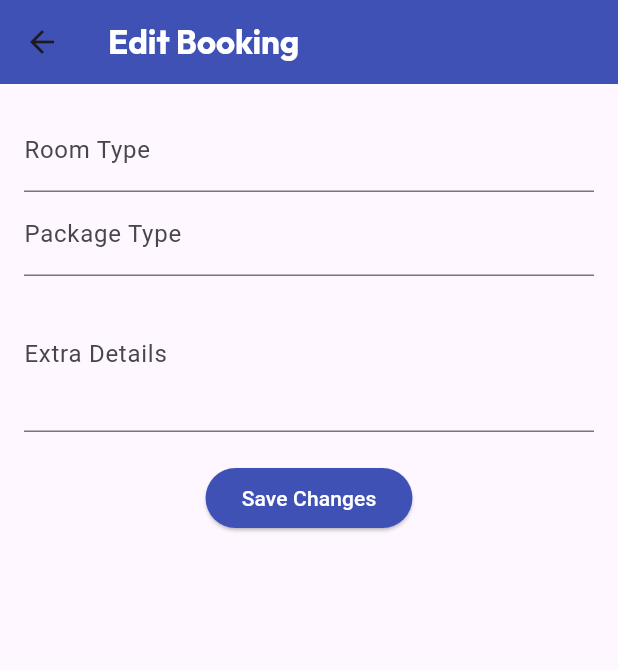
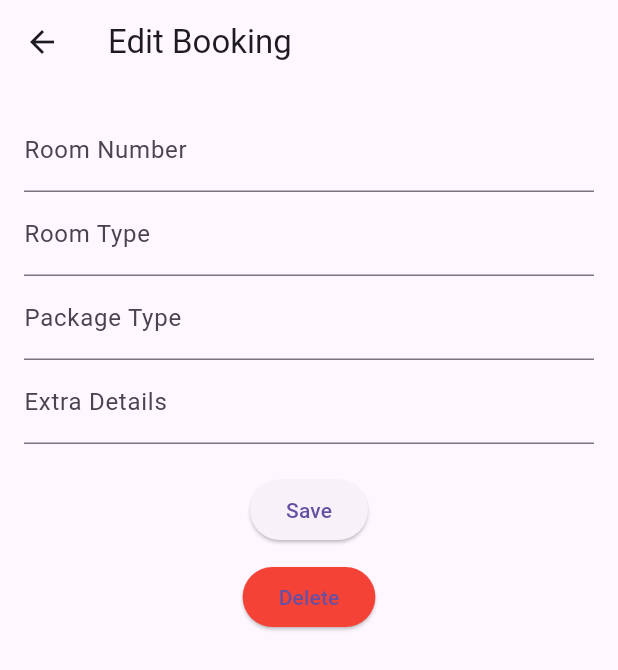
Before and after one commit to Esandu-Meth-Obadaarachchi/odon_booking_flutter_app, a Flutter app: the EditBookingScreen screen opened directly with empty values, on a phone screen of 412 x 824 dp. Shown: the top 670 px of the screen. Run offline on Flutter 3.47's test engine with Material 3 defaults, Android fonts, the phone set to English and light mode, and no system bars; our stand-ins replace table_calendar.

Commit message:
all done until saving bookings to database

```diff
--- a/lib/edit_booking_screen.dart
+++ b/lib/edit_booking_screen.dart
@@ -1,83 +1,80 @@
-// lib/edit_booking_screen.dart
+import 'package:flutter/material.dart';
+import 'api_service.dart';
 
-import 'package:flutter/material.dart';
-
-class EditBookingScreen extends StatefulWidget {
+class EditBookingScreen extends StatelessWidget {
   final Map<String, String> booking;
   final DateTime selectedDay;
+  final ApiService _apiService = ApiService();
 
   EditBookingScreen({required this.booking, required this.selectedDay});
 
   @override
-  _EditBookingScreenState createState() => _EditBookingScreenState();
-}
+  Widget build(BuildContext context) {
+    TextEditingController roomNumberController = TextEditingController(text: booking['roomNumber']);
+    TextEditingController roomTypeController = TextEditingController(text: booking['roomType']);
+    TextEditingController packageTypeController = TextEditingController(text: booking['packageType']);
+    TextEditingController extraDetailsController = TextEditingController(text: booking['extraDetails']);
 
-class _EditBookingScreenState extends State<EditBookingScreen> {
-  late TextEditingController _roomTypeController;
-  late TextEditingController _packageTypeController;
-  late TextEditingController _extraDetailsController;
-
-  @override
-  void initState() {
-    super.initState();
-    _roomTypeController = TextEditingController(text: widget.booking['roomType']);
-    _packageTypeController = TextEditingController(text: widget.booking['packageType']);
-    _extraDetailsController = TextEditingController(text: widget.booking['extraDetails']);
-  }
-
-  @override
-  void dispose() {
-    _roomTypeController.dispose();
-    _packageTypeController.dispose();
-    _extraDetailsController.dispose();
-    super.dispose();
-  }
-
-  void _saveChanges() {
-    // Save changes logic goes here
-    // For now, we'll just pop the screen
-    Navigator.pop(context);
-  }
-
-  @override
-  Widget build(BuildContext context) {
     return Scaffold(
       appBar: AppBar(
-        title: Text(
-          'Edit Booking',
-          style: TextStyle(
-            color: Colors.white,
-            fontFamily: 'outfit',
-            fontWeight: FontWeight.bold,
-          ),
-        ),
-        backgroundColor: Colors.indigo,
+        title: Text('Edit Booking'),
       ),
       body: Padding(
         padding: const EdgeInsets.all(16.0),
         child: Column(
           children: [
             TextField(
-              controller: _roomTypeController,
+              controller: roomNumberController,
+              decoration: InputDecoration(labelText: 'Room Number'),
+            ),
+            TextField(
+              controller: roomTypeController,
               decoration: InputDecoration(labelText: 'Room Type'),
             ),
             TextField(
-              controller: _packageTypeController,
+              controller: packageTypeController,
               decoration: InputDecoration(labelText: 'Package Type'),
             ),
             TextField(
-              controller: _extraDetailsController,
+              controller: extraDetailsController,
               decoration: InputDecoration(labelText: 'Extra Details'),
-              maxLines: 3,
             ),
             const SizedBox(height: 20),
             ElevatedButton(
-              onPressed: _saveChanges,
-              child: Text('Save Changes'),
-              style: ElevatedButton.styleFrom(
-                foregroundColor: Colors.white,
-                backgroundColor: Colors.indigo,
-              ),
+              onPressed: () async {
+                final updatedBooking = {
+                  'roomNumber': roomNumberController.text,
+                  'roomType': roomTypeController.text,
+                  'packageType': packageTypeController.text,
+                  'extraDetails': extraDetailsController.text,
+                  'date': selectedDay.toIso8601String(),
+                };
+
+                try {
+                  await _apiService.updateBooking(booking['_id']!, updatedBooking);
+                  Navigator.pop(context, true);  // Indicate that an update occurred
+                } catch (e) {
+                  ScaffoldMessenger.of(context).showSnackBar(
+                    SnackBar(content: Text('Failed to update booking: $e')),
+                  );
+                }
+              },
+              child: Text('Save'),
+            ),
+            const SizedBox(height: 10),
+            ElevatedButton(
+              onPressed: () async {
+                try {
+                  await _apiService.deleteBooking(booking['_id']!);
+                  Navigator.pop(context, true);  // Indicate that a deletion occurred
+                } catch (e) {
+                  ScaffoldMessenger.of(context).showSnackBar(
+                    SnackBar(content: Text('Failed to delete booking: $e')),
+                  );
+                }
+              },
+              child: Text('Delete'),
+              style: ElevatedButton.styleFrom(backgroundColor: Colors.red),
             ),
           ],
         ),
--- a/lib/login_screen.dart
+++ b/lib/login_screen.dart
@@ -38,7 +38,6 @@ class _LoginScreenState extends State<LoginScreen> {
   @override
   Widget build(BuildContext context) {
     return Scaffold(
-
       appBar: AppBar(
         title: Text(
           'Login',
@@ -51,7 +50,6 @@ class _LoginScreenState extends State<LoginScreen> {
         backgroundColor: Colors.indigo,
         centerTitle: true,
       ),
-
       body: Padding(
         padding: const EdgeInsets.all(18.0),
         child: Center(
@@ -108,7 +106,9 @@ class _LoginScreenState extends State<LoginScreen> {
                       }
                     },
                     style: ElevatedButton.styleFrom(
-                      foregroundColor: Colors.white, backgroundColor: Colors.indigo, padding: EdgeInsets.symmetric(vertical: 16.0),
+                      foregroundColor: Colors.white,
+                      backgroundColor: Colors.indigo,
+                      padding: EdgeInsets.symmetric(vertical: 16.0),
                       textStyle: TextStyle(
                         fontSize: 18,
                         fontWeight: FontWeight.bold,
--- a/lib/main.dart
+++ b/lib/main.dart
@@ -1,9 +1,11 @@
+
 import 'package:flutter/material.dart';
-import 'home_screen.dart';
 import 'login_screen.dart';
 
 void main() {
   runApp(MaterialApp(
+    debugShowCheckedModeBanner: false, // Add this line
     home: LoginScreen(),
+
   ));
 }
--- a/pubspec.yaml
+++ b/pubspec.yaml
@@ -19,6 +19,8 @@ dependencies:
   intl: ^0.18.1
   cupertino_icons: ^1.0.6
   table_calendar: ^3.0.0
+  http: ^0.13.4
+
 
 dev_dependencies:
   flutter_test:
```
Also changed, not shown: flutter_mongodb_backend/package.json (added, +18 -0 lines), lib/api_service.dart (added, +53 -0 lines), lib/room_selection_screen.dart (+44 -3 lines), lib/view_bookings_screen.dart (+30 -55 lines), flutter_mongodb_backend/package-lock.json (added), pubspec.lock, 12 other files.
